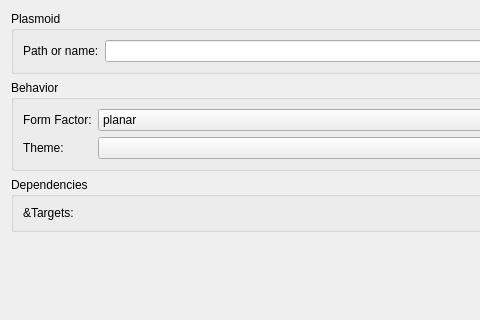
Above: kdeintegration/executeplasmoid/plasmoidexecutionconfig.ui from KDE/kdevelop before the change; both pictures show x 0 to 480 and y 0 to 320 of the 633 by 616 pixel window. Below: the same form after it.
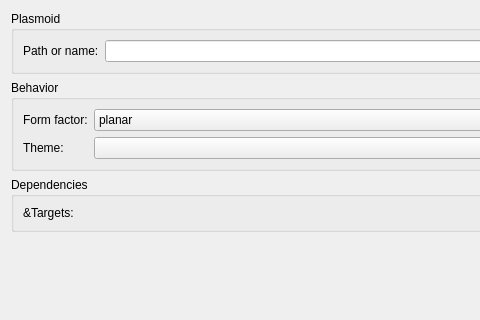
That is the form after the change. Custom widgets are drawn as their Qt base class.

Commit message:
Use sentence style capitalization with label texts of edit fields
Cmp. https://community.kde.org/KDE_Visual_Design_Group/HIG/Capitalization

What changed in the file:
```diff
--- a/kdeintegration/executeplasmoid/plasmoidexecutionconfig.ui
+++ b/kdeintegration/executeplasmoid/plasmoidexecutionconfig.ui
@@ -55,7 +55,7 @@
       <item row="0" column="0">
        <widget class="QLabel" name="label_2">
         <property name="text">
-         <string>Form Factor:</string>
+         <string>Form factor:</string>
         </property>
        </widget>
       </item>
```
The commit also changes 6 other files.
